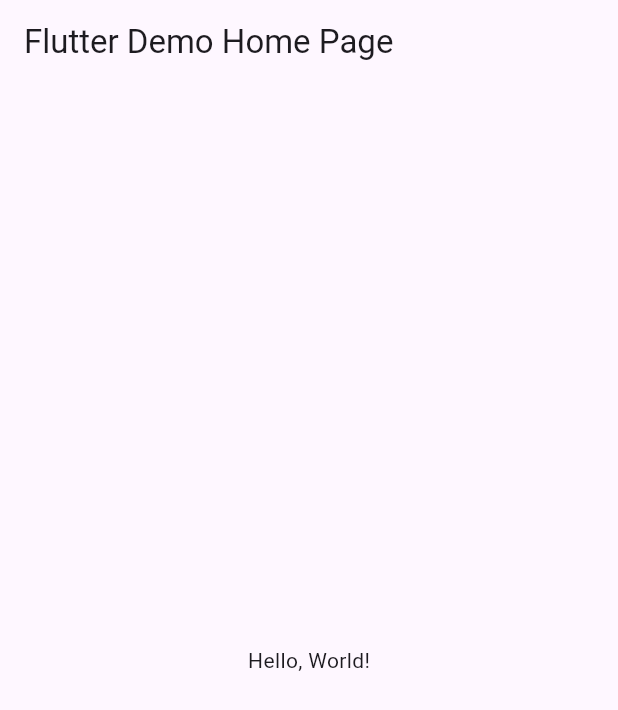
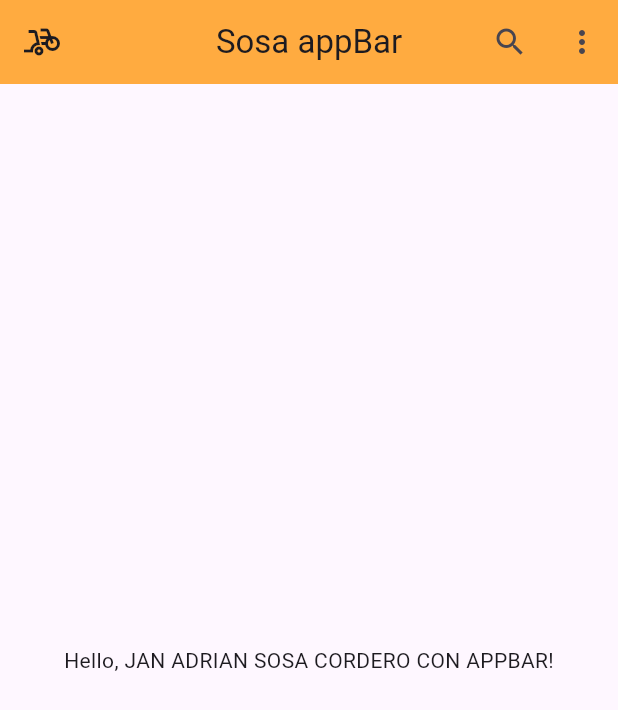
Before and after one commit to Adrian-sosaa/p6_appbar_Jan, a Flutter app: the screen it shows after launch, on a phone screen of 412 x 824 dp. Shown: the top 710 px of the screen. Run offline on Flutter 3.47's test engine with Material 3 defaults, Android fonts, the phone set to English and light mode, and no system bars.

Commit message:
enviar practica6

```diff
--- a/lib/main.dart
+++ b/lib/main.dart
@@ -1,6 +1,6 @@
 import 'package:flutter/material.dart';
 
-void main() => runApp(MyApp());
+void main() => runApp(const MyApp());
 
 class MyApp extends StatelessWidget {
   const MyApp({super.key});
@@ -8,8 +8,9 @@ class MyApp extends StatelessWidget {
   @override
   Widget build(BuildContext context) {
     return MaterialApp(
+      debugShowCheckedModeBanner: false,
       // Application name
-      title: 'Flutter Hello World',
+      title: 'SosaCordero',
       // Application theme data, you can set the colors for the application as
       // you want
       theme: ThemeData(
@@ -17,7 +18,7 @@ class MyApp extends StatelessWidget {
         primarySwatch: Colors.blue,
       ),
       // A widget which will be started on application startup
-      home: MyHomePage(title: 'Flutter Demo Home Page'),
+      home: const MyHomePage(title: 'Sosa appBar'),
     );
   }
 }
@@ -30,12 +31,29 @@ class MyHomePage extends StatelessWidget {
   Widget build(BuildContext context) {
     return Scaffold(
       appBar: AppBar(
+        actions: [
+          IconButton(
+            icon: const Icon(Icons.search),
+            onPressed: () {},
+          ),
+          IconButton(
+            icon: const Icon(
+              Icons.more_vert,
+            ),
+            onPressed: () {},
+          )
+        ],
+        backgroundColor: Colors.orangeAccent,
+
         // The title text which will be shown on the action bar
         title: Text(title),
+        leading: const Icon(Icons.bike_scooter),
+        centerTitle: true,
       ),
-      body: Center(
-        child: Text(
-          'Hello, World!',
+      // ignore: prefer_const_constructors
+      body: const Center(
+        child: const Text(
+          'Hello, JAN ADRIAN SOSA CORDERO CON APPBAR!',
         ),
       ),
     );
```
Also changed, not shown: APPBAR.PNG (added).
